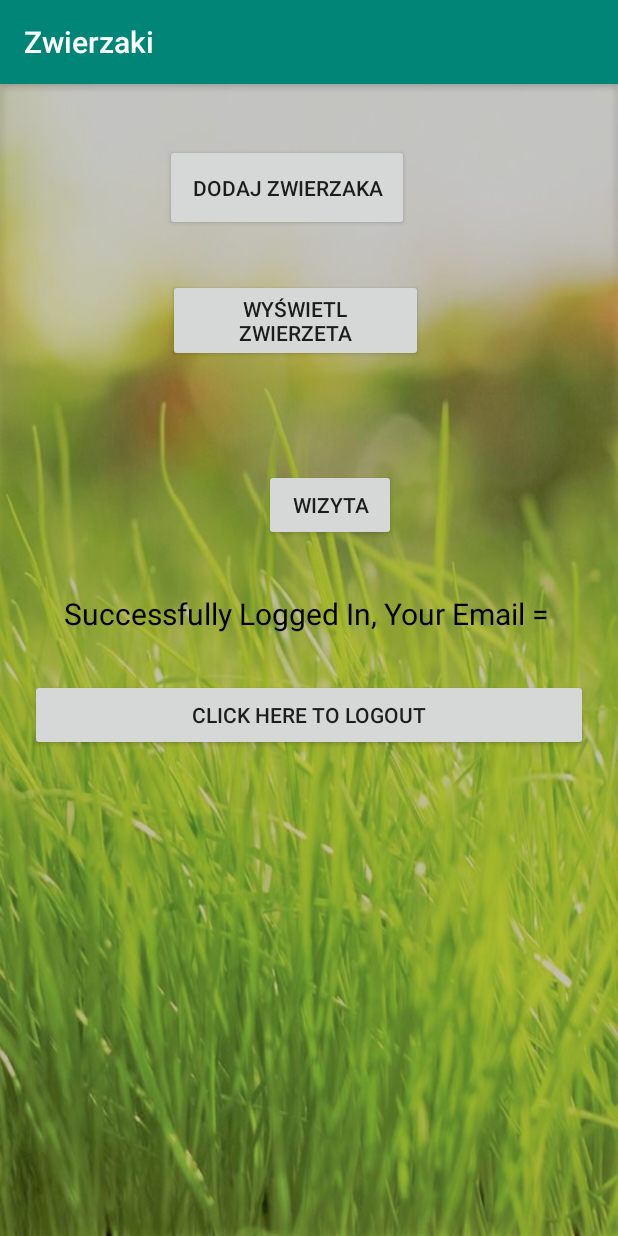
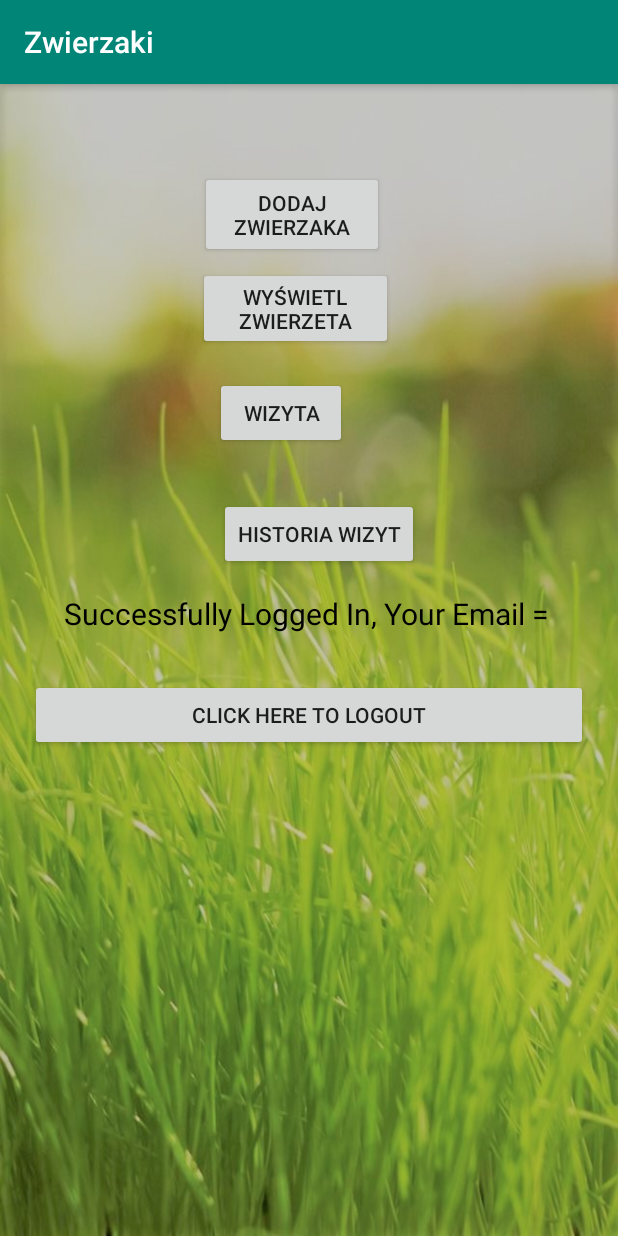
Before and after one commit to kapete112/ZwierzakPop, an Android app: the UserProfileActivity screen opened directly, with no data from a screen before it, on a phone screen of 412 x 824 dp. Run offline under Robolectric (Android 15) with nearby library versions, the phone set to English and light mode, and no system bars; our stand-ins replace Firebase (no records; nobody signed in at launch, a user with empty details on screens opened directly).

Commit message:
Przygotowanie do wyświetlania wizyt

```diff
--- a/app/src/main/AndroidManifest.xml
+++ b/app/src/main/AndroidManifest.xml
@@ -12,7 +12,8 @@
         android:roundIcon="@mipmap/ic_launcher_round"
         android:supportsRtl="true"
         android:theme="@style/AppTheme">
-        <activity android:name=".ZwierzeActivity"></activity>
+        <activity android:name=".HistoriaWizyt"></activity>
+        <activity android:name=".ZwierzeActivity" />
         <activity android:name=".wizRodz" />
         <activity android:name=".WyswietlZwierzaki" />
         <activity android:name=".AddAnimal" />
--- a/app/src/main/java/com/example/zwierzaki/UserProfileActivity.java
+++ b/app/src/main/java/com/example/zwierzaki/UserProfileActivity.java
@@ -17,6 +17,7 @@ public class UserProfileActivity extends AppCompatActivity {
     Button AddAnima;
     Button showAnimal;
     Button wizyta;
+    Button histWizyt;
     // Creating TextView.
     TextView userEmailShow ;
 
@@ -34,6 +35,7 @@ public class UserProfileActivity extends AppCompatActivity {
         logout = (Button)findViewById(R.id.logout);
         userEmailShow = (TextView)findViewById(R.id.user_email);
         AddAnima=(Button)findViewById(R.id.buttonAddAnimal);
+        histWizyt=findViewById(R.id.buttonHistWizyt);
         wizyta=findViewById(R.id.buttonWizyta);
         // Adding FirebaseAuth instance to FirebaseAuth object.
         firebaseAuth = FirebaseAuth.getInstance();
@@ -107,6 +109,16 @@ public class UserProfileActivity extends AppCompatActivity {
                 startActivity(intent);
             }
         });
+        histWizyt.setOnClickListener(new View.OnClickListener() {
+            @Override
+            public void onClick(View view) {
+
+                // Redirect to Login Activity after click on logout button.
+                Intent intent = new Intent(UserProfileActivity.this, HistoriaWizyt.class);
+                startActivity(intent);
+
+            }
+        });
 
     }
 }
--- a/app/src/main/res/layout/activity_user_profile.xml
+++ b/app/src/main/res/layout/activity_user_profile.xml
@@ -32,9 +32,9 @@
         android:layout_alignParentStart="true"
         android:layout_alignParentTop="true"
         android:layout_alignParentEnd="true"
-        android:layout_marginStart="90dp"
-        android:layout_marginTop="20dp"
-        android:layout_marginEnd="119dp"
+        android:layout_marginStart="113dp"
+        android:layout_marginTop="38dp"
+        android:layout_marginEnd="136dp"
         android:text="Dodaj Zwierzaka" />
 
     <Button
@@ -44,9 +44,9 @@
         android:layout_below="@+id/buttonAddAnimal"
         android:layout_alignParentStart="true"
         android:layout_alignParentEnd="true"
-        android:layout_marginStart="92dp"
-        android:layout_marginTop="32dp"
-        android:layout_marginEnd="110dp"
+        android:layout_marginStart="112dp"
+        android:layout_marginTop="6dp"
+        android:layout_marginEnd="130dp"
         android:text="Wyświetl zwierzeta" />
 
     <Button
@@ -55,8 +55,18 @@
         android:layout_height="wrap_content"
         android:layout_below="@+id/buttonWyswietl"
         android:layout_alignParentStart="true"
-        android:layout_marginStart="156dp"
-        android:layout_marginTop="71dp"
+        android:layout_marginStart="123dp"
+        android:layout_marginTop="18dp"
         android:text="Wizyta" />
 
+    <Button
+        android:id="@+id/buttonHistWizyt"
+        android:layout_width="wrap_content"
+        android:layout_height="wrap_content"
+        android:layout_alignParentStart="true"
+        android:layout_alignParentTop="true"
+        android:layout_marginStart="126dp"
+        android:layout_marginTop="256dp"
+        android:text="Historia wizyt" />
+
 </RelativeLayout>
```
Also changed, not shown: app/src/main/java/com/example/zwierzaki/Chip.java (+6 -6 lines), app/src/main/java/com/example/zwierzaki/HistoriaWizyt.java (added, +76 -0 lines), app/src/main/java/com/example/zwierzaki/Szczepienie.java (+5 -5 lines), app/src/main/java/com/example/zwierzaki/ZabHigien.java (+5 -5 lines), app/src/main/java/com/example/zwierzaki/Zabieg.java (+32 -11 lines), app/src/main/java/com/example/zwierzaki/wizRodz.java (+50 -10 lines), app/src/main/res/layout/activity_historia_wizyt.xml (added, +48 -0 lines), 140 other files.
